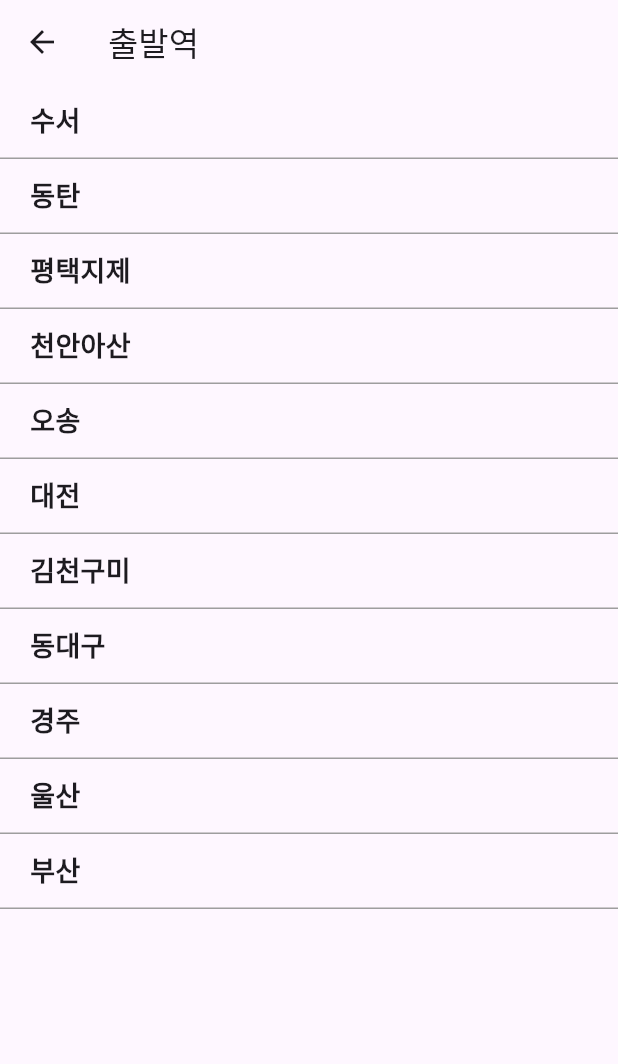
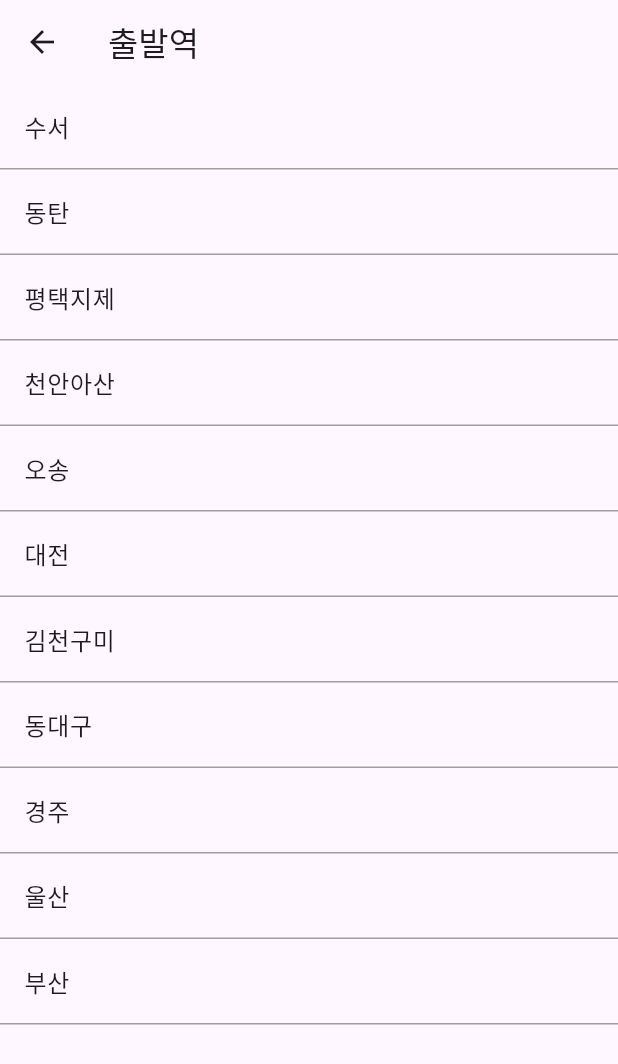
Before and after one commit to subjectisme/flutter_train_app, a Flutter app: the screen it shows after launch, after a tap on "선택", on a phone screen of 412 x 824 dp. Shown: the top 1064 px of the screen. Run offline on Flutter 3.47's test engine with Material 3 defaults, Android fonts, the phone set to English and light mode, and no system bars.

Commit message:
Challange first assignment

```diff
--- a/lib/main.dart
+++ b/lib/main.dart
@@ -47,8 +47,11 @@ class _HomePageState extends State<HomePage> {
                 final result = await Navigator.push(
                   context,
                   MaterialPageRoute(
-                    builder: (context) =>
-                        StationListPage(title: '출발역', isDeparture: true),
+                    builder: (context) => StationListPage(
+                      title: '출발역',
+                      isDeparture: true,
+                      excludedStation: arrivalStation,
+                    ),
                   ),
                 );
                 if (result != null) {
@@ -61,8 +64,11 @@ class _HomePageState extends State<HomePage> {
                 final result = await Navigator.push(
                   context,
                   MaterialPageRoute(
-                    builder: (context) =>
-                        StationListPage(title: '도착역', isDeparture: false),
+                    builder: (context) => StationListPage(
+                      title: '도착역',
+                      isDeparture: false,
+                      excludedStation: departureStation,
+                    ),
                   ),
                 );
                 if (result != null) {
--- a/lib/seat_page.dart
+++ b/lib/seat_page.dart
@@ -90,6 +90,7 @@ class _SeatPageState extends State<SeatPage> {
               const SizedBox(width: 4),
               const Text('선택안됨')
             ]),
+            const SizedBox(height: 20),
 
             Expanded(
               child: ListView(
--- a/lib/station_list_page.dart
+++ b/lib/station_list_page.dart
@@ -3,29 +3,55 @@ import 'package:flutter/material.dart';
 class StationListPage extends StatelessWidget {
   final String title;
   final bool isDeparture;
-  const StationListPage(
-      {super.key, required this.title, this.isDeparture = true});
+  final String? excludedStation;
+
+  const StationListPage({
+    super.key,
+    required this.title,
+    required this.isDeparture,
+    this.excludedStation,
+  });
 
   @override
   Widget build(BuildContext context) {
+    List<String> stations = [
+      '수서',
+      '동탄',
+      '평택지제',
+      '천안아산',
+      '오송',
+      '대전',
+      '김천구미',
+      '동대구',
+      '경주',
+      '울산',
+      '부산'
+    ];
+
+    stations = stations.where((station) => station != excludedStation).toList();
+
     return Scaffold(
       appBar: AppBar(
         title: Text(title),
       ),
-      body: Column(
-        children: const [
-          StationList(station: '수서'),
-          StationList(station: '동탄'),
-          StationList(station: '평택지제'),
-          StationList(station: '천안아산'),
-          StationList(station: '오송'),
-          StationList(station: '대전'),
-          StationList(station: '김천구미'),
-          StationList(station: '동대구'),
-          StationList(station: '경주'),
-          StationList(station: '울산'),
-          StationList(station: '부산'),
-        ],
+      body: ListView.separated(
+        itemCount: stations.length + 1,
+        separatorBuilder: (context, index) => Divider(
+          color: Colors.grey,
+          height: 1,
+        ),
+        itemBuilder: (context, index) {
+          if (index == stations.length) {
+            // 마지막 항목은 빈 컨테이너
+            return Container();
+          }
+          return ListTile(
+            title: Text(stations[index]),
+            onTap: () {
+              Navigator.pop(context, stations[index]);
+            },
+          );
+        },
       ),
     );
   }
```
